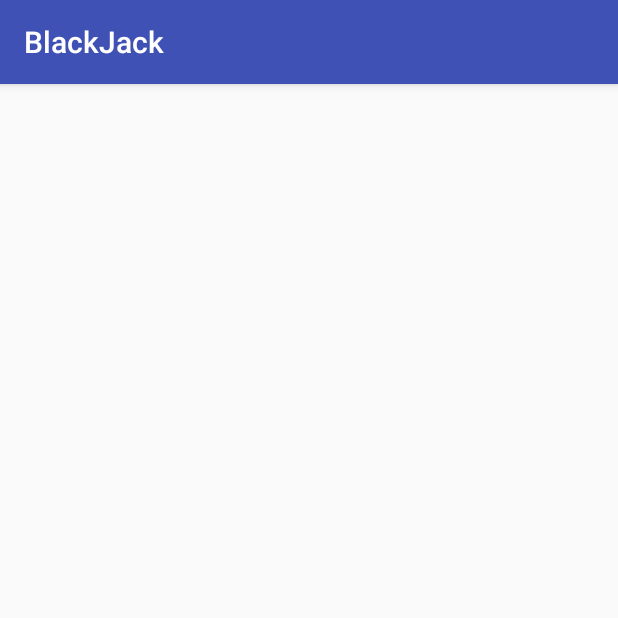
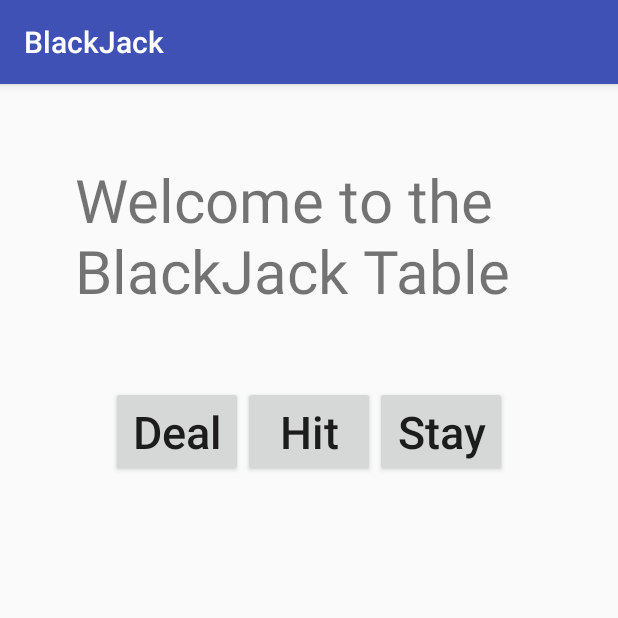
Before and after one commit to EwenFin/BlackJackApp, an Android app: the screen it shows after launch (BlackJackActivity), after a tap on "PLAY BLACKJACK", on a phone screen of 412 x 824 dp, the top half of it. Run offline under Robolectric (Android 15) with nearby library versions, the light colour scheme and no system bars.

Commit message:
black jack activity added

```diff
--- a/app/src/main/java/com/codeclan/blackjack/BlackJackActivity.java
+++ b/app/src/main/java/com/codeclan/blackjack/BlackJackActivity.java
@@ -10,6 +10,11 @@ import java.util.ArrayList;
 public class BlackJackActivity extends AppCompatActivity {
 
     TextView gameText;
+    BlackJack blackJack;
+    Player player1;
+    Player dealer;
+    ArrayList<Player> players;
+    Deck deck;
 
     @Override
     protected void onCreate(Bundle savedInstanceState) {
@@ -19,17 +24,16 @@ public class BlackJackActivity extends AppCompatActivity {
         Intent intent = getIntent();
         Bundle extras = intent.getExtras();
         String name = extras.getString("Name");
-//        Deck deck = new Deck();
-//        ArrayList<Player> players = new ArrayList<Player>();
-        Player player1 = new Player(name);
-//        Player player2 = new Player("Dealer");
-//        players.add(player1);
-//        players.add(player2);
-//        BlackJack blackJack = new BlackJack(players, deck);
-//        blackJack.deal();
-//        blackJack.deal();
+        deck = new Deck();
+        players = new ArrayList<Player>();
+        player1 = new Player(name);
+        dealer = new Player("Dealer");
+        players.add(player1);
+        players.add(dealer);
+        blackJack = new BlackJack(players, deck);
+
 
         gameText = (TextView)findViewById(R.id.game_text);
-        gameText.setText(name + " has " + player1.hand.showHand());
+        gameText.setText("Welcome to the BlackJack Table "+ name);
     }
 }
--- a/app/src/main/res/layout/activity_black_jack.xml
+++ b/app/src/main/res/layout/activity_black_jack.xml
@@ -4,15 +4,56 @@
     xmlns:tools="http://schemas.android.com/tools"
     android:layout_width="match_parent"
     android:layout_height="match_parent"
+    android:orientation="vertical"
     tools:context="com.codeclan.blackjack.BlackJackActivity">
 
 
     <TextView
         android:id="@+id/game_text"
-        android:textSize="24dp"
-        android:padding="20dp"
+        android:textSize="40dp"
+        android:padding="50dp"
+        android:layout_gravity="center"
         android:layout_width="wrap_content"
         android:layout_height="wrap_content" />
 
 
+
+    <LinearLayout
+        android:layout_width="wrap_content"
+        android:layout_height="wrap_content"
+        android:layout_gravity="center_horizontal"
+        android:orientation="horizontal">
+
+
+
+    <Button
+        android:id="@+id/deal_button"
+        android:layout_width="wrap_content"
+        android:layout_height="wrap_content"
+        android:text="@string/deal"
+        android:textAllCaps="false"
+        android:textSize="30dp"
+        android:onClick="onDealButtonClicked"/>
+
+    <Button
+        android:id="@+id/hit_button"
+        android:layout_width="wrap_content"
+        android:layout_height="wrap_content"
+        android:text="@string/hit"
+        android:textAllCaps="false"
+        android:textSize="30dp"
+        android:onClick="onHitButtonClicked"/>
+
+    <Button
+        android:id="@+id/stay_button"
+        android:layout_width="wrap_content"
+        android:layout_height="wrap_content"
+        android:text="@string/stay"
+        android:textAllCaps="false"
+        android:textSize="30dp"
+        android:onClick="onStayButtonClicked"/>
+
+
+    </LinearLayout>
+
 </LinearLayout>
--- a/app/src/main/res/values/strings.xml
+++ b/app/src/main/res/values/strings.xml
@@ -2,4 +2,7 @@
     <string name="app_name">BlackJack</string>
     <string name="play_blackjack">Play BlackJack</string>
     <string name="enter_name">Player 1 Enter your Name</string>
+    <string name="stay">Stay</string>
+    <string name="hit">Hit</string>
+    <string name="deal">Deal</string>
 </resources>
```
